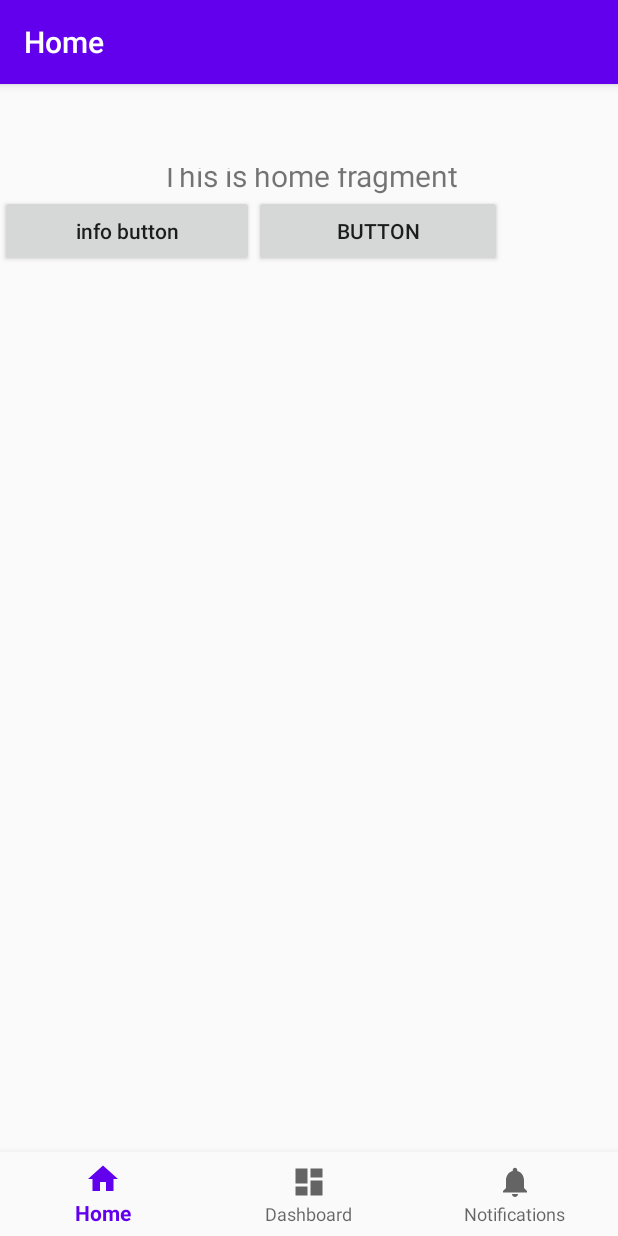
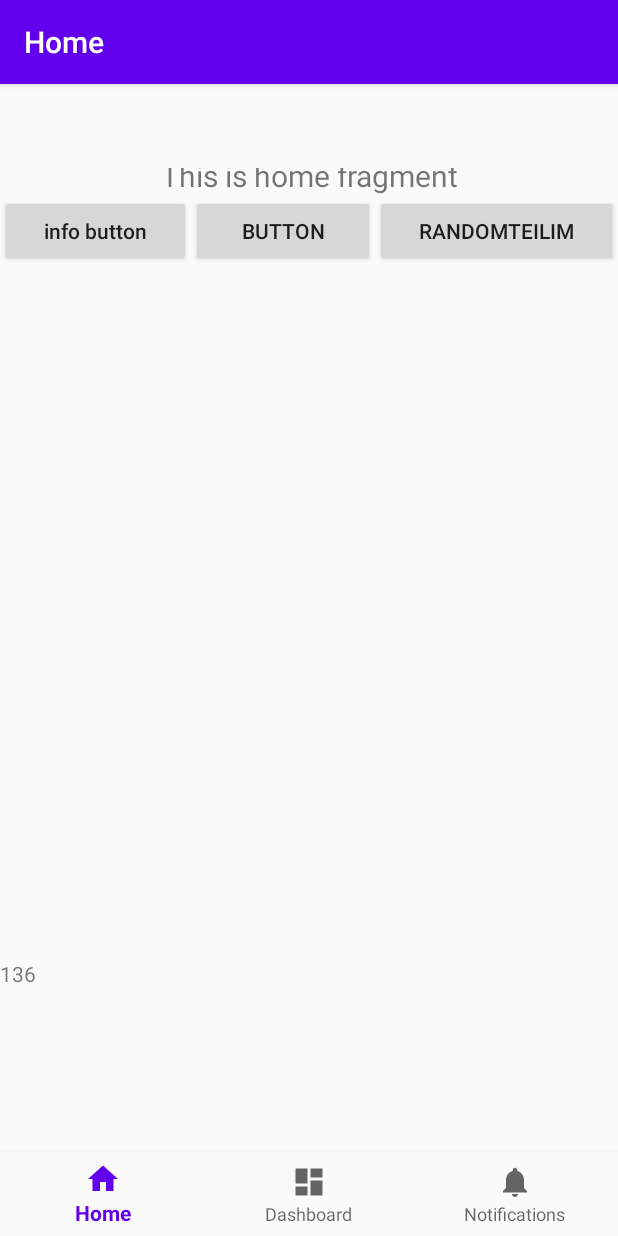
Before and after one commit to nisozakuto/TurkceTeilim, an Android app: the screen it shows after launch (MainActivity), on a phone screen of 412 x 824 dp. Run offline under Robolectric (Android 15) with nearby library versions, the phone set to English and light mode, and no system bars; our stand-ins replace navigation-ui.

Commit message:
Number Generator added
The number generator will be used to get a Random Teilim
I added the function

```diff
--- a/app/build.gradle
+++ b/app/build.gradle
@@ -2,15 +2,12 @@ apply plugin: 'com.android.application'
 
 android {
     compileSdkVersion 28
-
-
     defaultConfig {
         applicationId "com.zakuto.teilim"
         minSdkVersion 21
         targetSdkVersion 28
         versionCode 1
         versionName "1.0"
-
         testInstrumentationRunner "androidx.test.runner.AndroidJUnitRunner"
     }
 
@@ -20,7 +17,6 @@ android {
             proguardFiles getDefaultProguardFile('proguard-android-optimize.txt'), 'proguard-rules.pro'
         }
     }
-
 }
 
 dependencies {
@@ -29,8 +25,8 @@ dependencies {
     implementation 'androidx.appcompat:appcompat:1.1.0'
     implementation 'com.google.android.material:material:1.1.0'
     implementation 'androidx.constraintlayout:constraintlayout:1.1.3'
-    implementation 'androidx.navigation:navigation-fragment:2.0.0'
-    implementation 'androidx.navigation:navigation-ui:2.0.0'
+    implementation 'androidx.navigation:navigation-fragment:2.2.2'
+    implementation 'androidx.navigation:navigation-ui:2.2.2'
     implementation 'androidx.lifecycle:lifecycle-extensions:2.2.0'
     testImplementation 'junit:junit:4.12'
     androidTestImplementation 'androidx.test.ext:junit:1.1.1'
--- a/app/src/main/java/com/zakuto/teilim/MainActivity.java
+++ b/app/src/main/java/com/zakuto/teilim/MainActivity.java
@@ -16,10 +16,10 @@ import androidx.navigation.ui.NavigationUI;
 
 import java.util.Date;
 
-public class MainActivity extends AppCompatActivity  implements View.OnClickListener {
+public class MainActivity extends AppCompatActivity implements View.OnClickListener {
 
-    public Button tumKitap,infoButton;
-public TextView teilimText;
+    public Button tumKitap, infoButton, randomTeilimButton;
+    public TextView teilimText, randomTeilimText;
 
     @Override
     protected void onCreate(Bundle savedInstanceState) {
@@ -35,7 +35,7 @@ public TextView teilimText;
         NavigationUI.setupActionBarWithNavController(this, navController, appBarConfiguration);
         NavigationUI.setupWithNavController(navView, navController);
 
-        tumKitap =findViewById(R.id.tumKitapButton);
+        tumKitap = findViewById(R.id.tumKitapButton);
         tumKitap.setOnClickListener(this);
 
         infoButton = findViewById(R.id.infoButton);
@@ -43,8 +43,19 @@ public TextView teilimText;
 
         teilimText = findViewById(R.id.textView2);
         teilimText.setText(R.string.dummmyText);
+
+        randomTeilimButton = findViewById(R.id.randomTeilimButton);
+        randomTeilimButton.setOnClickListener(this);
+        randomTeilimText = findViewById(R.id.randomNumberText);
+        RandomTeilim();
+        RandomTeilim randomTeilimObject = new RandomTeilim();
+        randomTeilimText.setText(String.valueOf(randomTeilimObject.randomNumber()));
     }
 
+    public void RandomTeilim() {
+        RandomTeilim randomTeilimObject = new RandomTeilim();
+        randomTeilimText.setText(String.valueOf(randomTeilimObject.randomNumber()));
+    }
 
     public void tumKitap() {
         Intent tumKitapIntent = new Intent(this, tumKitap.class);
@@ -60,6 +71,10 @@ public TextView teilimText;
             case R.id.infoButton:
                 Intent infoIntent = new Intent(this, Info.class);
                 startActivity(infoIntent);
+                break;
+            case R.id.randomTeilimButton:
+                RandomTeilim();
+                break;
         }
     }
 }
--- /dev/null
+++ b/app/src/main/java/com/zakuto/teilim/RandomTeilim.java
@@ -0,0 +1,23 @@
+package com.zakuto.teilim;
+
+import android.util.Log;
+import java.util.Arrays;
+import java.util.Random;
+
+public class RandomTeilim {
+    int randomNumberTemp, min = 1, max = 150;
+    int array[];
+
+    public int randomNumber() {
+        Random random = new Random();
+        randomNumberTemp = random.nextInt(max - min + 1);
+        //For Test Purposes
+        /*for(int i = 0; i<500; i++){
+            randomNumberTemp =  random.nextInt(max-min + 1 );
+            Log.i("Random Sayi: ", String.valueOf(randomNumberTemp));
+            //Create an array, sort to see all the generated numbers
+            Log.d("arr: ","" + Arrays.toString(array));
+        }*/
+        return randomNumberTemp;
+    }
+}
--- a/app/src/main/res/layout/activity_main.xml
+++ b/app/src/main/res/layout/activity_main.xml
@@ -11,8 +11,6 @@
         android:id="@+id/nav_view"
         android:layout_width="0dp"
         android:layout_height="wrap_content"
-        android:layout_marginStart="0dp"
-        android:layout_marginEnd="0dp"
         android:background="?android:attr/windowBackground"
         app:layout_constraintBottom_toBottomOf="parent"
         app:layout_constraintLeft_toLeftOf="parent"
@@ -53,15 +51,31 @@
             android:layout_weight="1"
             android:text="Button" />
 
+        <Button
+            android:id="@+id/randomTeilimButton"
+            android:layout_width="wrap_content"
+            android:layout_height="wrap_content"
+            android:layout_weight="1"
+            android:text="RandomTeilim" />
+
     </LinearLayout>
+
+    <TextView
+        android:id="@+id/randomNumberText"
+        android:layout_width="wrap_content"
+        android:layout_height="wrap_content"
+        android:layout_marginStart="69dp"
+        android:layout_marginEnd="83dp"
+        android:text="TextView"
+        app:layout_constraintBottom_toTopOf="@+id/nav_view"
+        app:layout_constraintTop_toBottomOf="@+id/scrollView2" />
 
     <ScrollView
         android:id="@+id/scrollView2"
         android:layout_width="match_parent"
-app:layout_constraintTop_toBottomOf="@id/linearLayout"
-        android:layout_height="300dp"
-        tools:layout_editor_absoluteX="0dp"
-        tools:layout_editor_absoluteY="-31dp">
+        android:layout_height="100dp"
+        app:layout_constraintTop_toBottomOf="@id/linearLayout"
+        tools:layout_editor_absoluteX="0dp">
 
         <LinearLayout
             android:layout_width="match_parent"
@@ -81,4 +95,5 @@ app:layout_constraintTop_toBottomOf="@id/linearLayout"
         </LinearLayout>
     </ScrollView>
 
+
 </androidx.constraintlayout.widget.ConstraintLayout>
--- a/build.gradle
+++ b/build.gradle
@@ -8,8 +8,7 @@ buildscript {
 
     }
     dependencies {
-        classpath 'com.android.tools.build:gradle:3.6.1'
-
+        classpath 'com.android.tools.build:gradle:3.6.3'
 
         // NOTE: Do not place your application dependencies here; they belong
         // in the individual module build.gradle files
```
